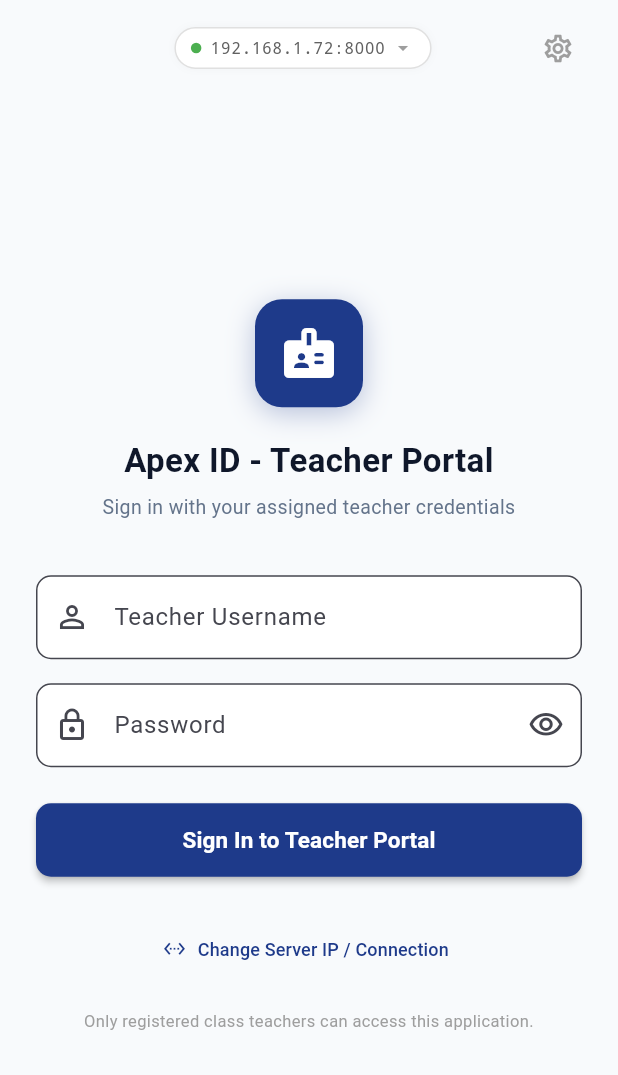
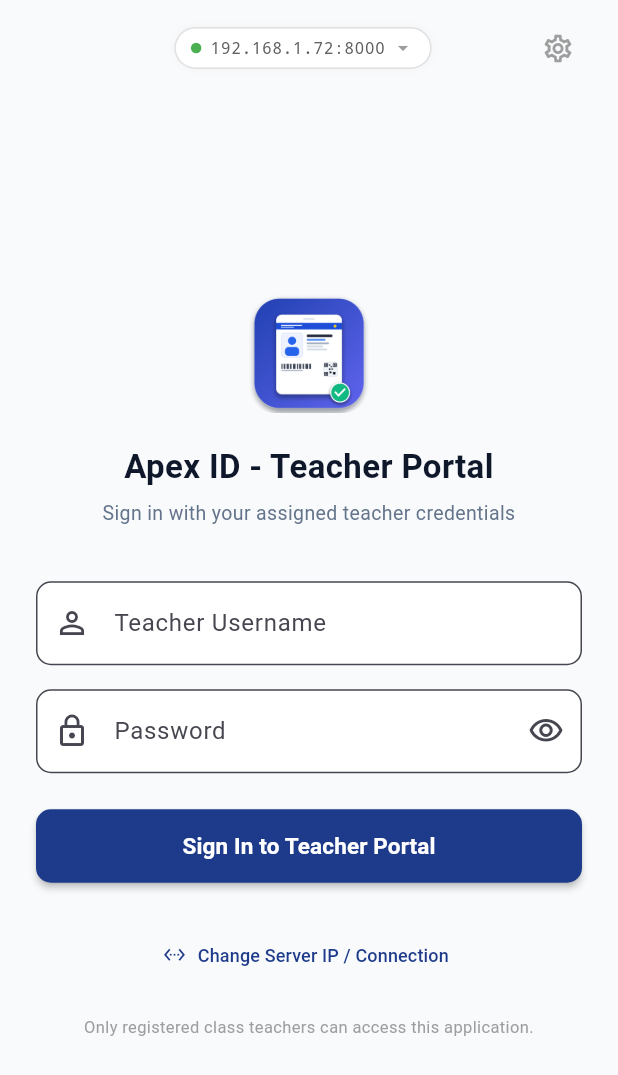
Before and after one commit to tulasinepali/student-id-card-generator, a Flutter app: the screen it shows after launch, on a phone screen of 412 x 824 dp. Shown: the top 1075 px of the screen. Run offline on Flutter 3.47's test engine with Material 3 defaults, Android fonts, the phone set to English and light mode, and no system bars; our stand-ins replace image_picker, shared_preferences; missing offline and left inert: mobile_scanner; accounts and stored records are empty.

Commit message:
feat(mobile): add offline master logo and launcher icons for APK export

```diff
--- a/mobile/school_id_teacher_app/lib/screens/login_screen.dart
+++ b/mobile/school_id_teacher_app/lib/screens/login_screen.dart
@@ -473,21 +473,19 @@ class _LoginScreenState extends State<LoginScreen> {
                       children: [
                         // Logo / Header
                         Center(
-                          child: Container(
+                          child: ClipRRect(
+                            borderRadius: BorderRadius.circular(18),
+                            child: Image.asset(
+                              'assets/images/app_logo.png',
+                              width: 80,
+                              height: 80,
+                              fit: BoxFit.contain,
+                              errorBuilder: (ctx, error, stackTrace) => Container(
                                 width: 72,
                                 height: 72,
                                 decoration: BoxDecoration(
                                   color: AppColors.primary,
                                   borderRadius: BorderRadius.circular(18),
-                              boxShadow: [
-                                BoxShadow(
-                                  color: AppColors.primary.withValues(
-                                    alpha: 0.3,
-                                  ),
-                                  blurRadius: 15,
-                                  offset: const Offset(0, 4),
-                                ),
-                              ],
                                 ),
                                 child: const Icon(
                                   Icons.badge_rounded,
@@ -496,6 +494,9 @@ class _LoginScreenState extends State<LoginScreen> {
                                 ),
                               ),
                             ),
+                          ),
+                        ),
+
                         const SizedBox(height: 20),
                         Text(
                           AppConfig.appName,
```
Also changed, not shown: mobile/school_id_teacher_app/lib/screens/about_screen.dart (+4 -9 lines), mobile/school_id_teacher_app/pubspec.yaml (+4 -4 lines), mobile/school_id_teacher_app/assets/images/app_icon.png (added), mobile/school_id_teacher_app/assets/images/app_logo.png (added), 5 other files. Lines whose indentation alone changed are shown as unchanged.
